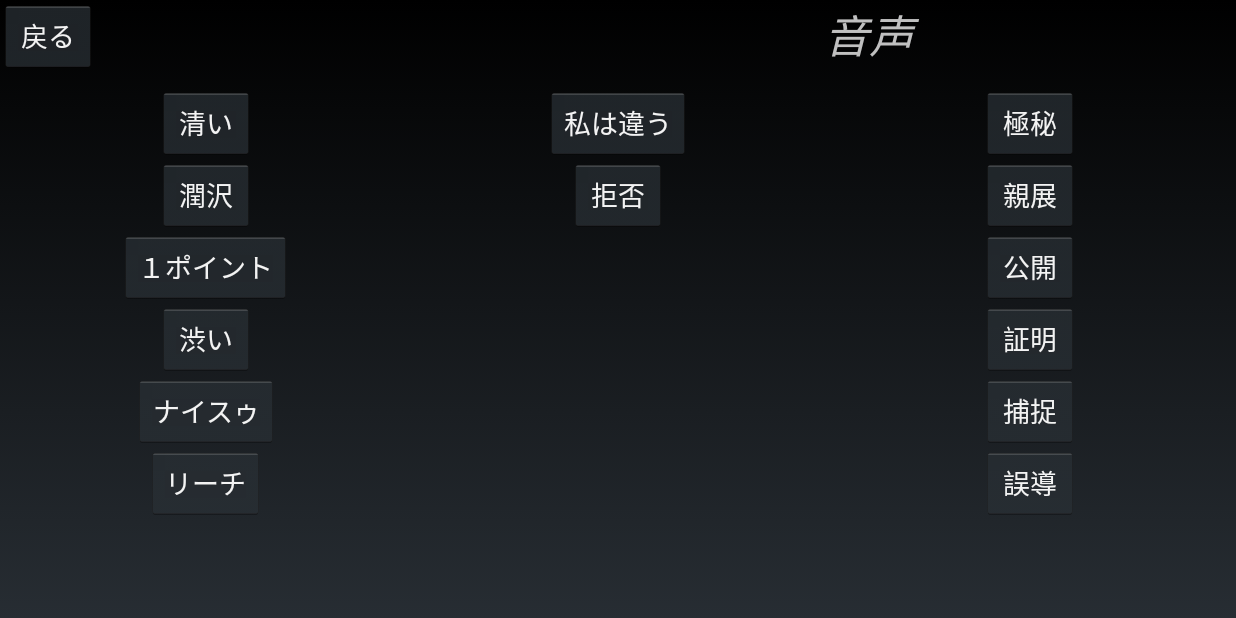
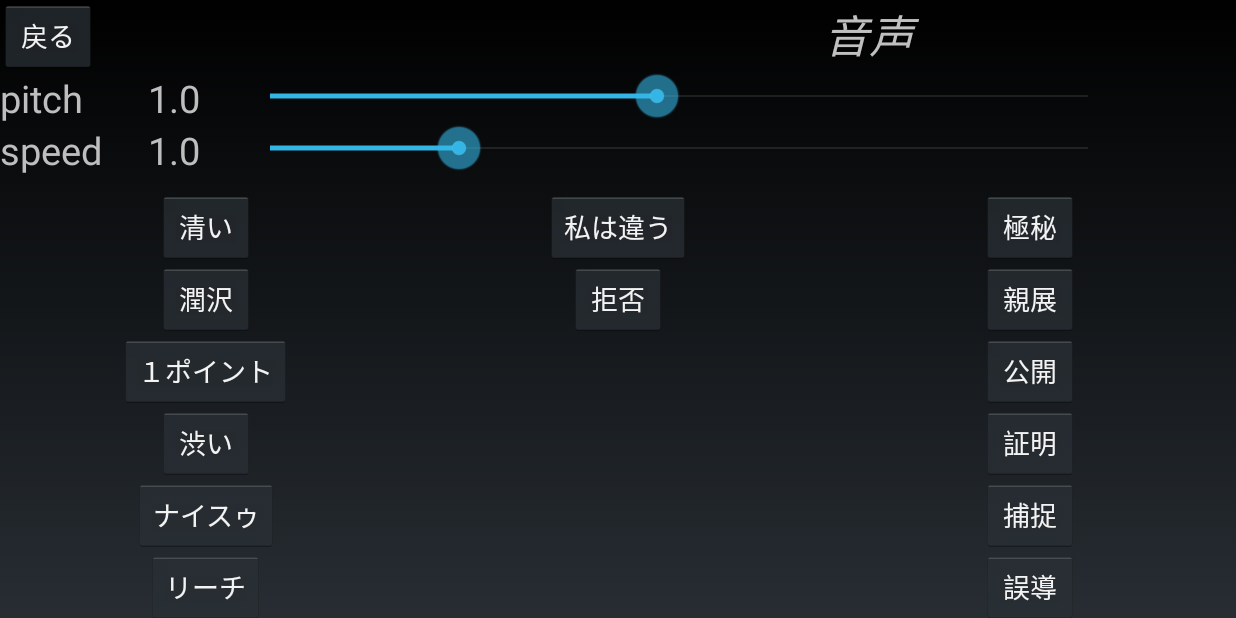
Before and after one commit to ASemi/Agent_Support, an Android app: the VoiceActivity screen opened directly, with no data from a screen before it, on a phone screen of 824 x 412 dp (held sideways). Run offline under Robolectric (Android 15) with nearby library versions, the phone set to English and light mode, and no system bars; pictures from the network do not load.

```diff
--- a/app/src/main/java/com/example/shioya/agent_support/Agent9Activity.java
+++ b/app/src/main/java/com/example/shioya/agent_support/Agent9Activity.java
@@ -74,8 +74,8 @@ public class Agent9Activity extends Activity implements View.OnClickListener, Se
     @Override
     public void onResume() {
         super.onResume();
-        sensorManager.registerListener(this, sensorManager.getDefaultSensor(Sensor.TYPE_MAGNETIC_FIELD), sensorManager.SENSOR_DELAY_UI);
-        sensorManager.registerListener(this, sensorManager.getDefaultSensor(Sensor.TYPE_ACCELEROMETER), sensorManager.SENSOR_DELAY_UI);
+        sensorManager.registerListener(this, sensorManager.getDefaultSensor(Sensor.TYPE_MAGNETIC_FIELD), sensorManager.SENSOR_DELAY_NORMAL);
+        sensorManager.registerListener(this, sensorManager.getDefaultSensor(Sensor.TYPE_ACCELEROMETER), sensorManager.SENSOR_DELAY_NORMAL);
     }
 
     @Override
--- a/app/src/main/java/com/example/shioya/agent_support/AgentSelectActivity.java
+++ b/app/src/main/java/com/example/shioya/agent_support/AgentSelectActivity.java
@@ -21,7 +21,9 @@ public class AgentSelectActivity extends Activity implements View.OnClickListene
     private RecyclerView.Adapter adapter;
     private RecyclerView.LayoutManager layoutManager;
     BitmapFactory.Options opt = new BitmapFactory.Options();
-    Agents agents = new Agents();
+
+    Agents agents;
+    private ArrayList<String> agentlist = agents.CreateFirst();
 
     @Override
     protected void onCreate(Bundle savedInstanceState) {
@@ -52,7 +54,7 @@ public class AgentSelectActivity extends Activity implements View.OnClickListene
         mRecyclerView.setHasFixedSize(true);
         layoutManager = new LinearLayoutManager(this, LinearLayoutManager.HORIZONTAL, false);
         mRecyclerView.setLayoutManager(layoutManager);
-        adapter = new AgentSelectActivity.MyAdapter(agents.name);
+        adapter = new AgentSelectActivity.MyAdapter(agentlist);
         mRecyclerView.setAdapter(adapter);
     }
 
--- a/app/src/main/java/com/example/shioya/agent_support/VoiceActivity.java
+++ b/app/src/main/java/com/example/shioya/agent_support/VoiceActivity.java
@@ -18,6 +18,10 @@ import android.text.style.StyleSpan;
 import android.util.Log;
 import android.view.View;
 import android.widget.Button;
+import android.widget.SeekBar;
+import android.widget.TextView;
+
+import org.w3c.dom.Text;
 
 import java.util.HashMap;
 
@@ -31,6 +35,12 @@ public class VoiceActivity extends Activity implements View.OnClickListener, Tex
     int soundOne;
     String defaultString="1ポイント";
     SpannableString spanString;
+    private SeekBar pitchseekBar;
+    private SeekBar speedseekBar;
+    private TextView pitchtext;
+    private TextView speedtext;
+    private float pitchnum = 1.0f;
+    private float speednum = 1.0f;
 
     @Override
     protected void onCreate(Bundle savedInstanceState) {
@@ -53,6 +63,48 @@ public class VoiceActivity extends Activity implements View.OnClickListener, Tex
         findViewById(R.id.buttonHosoku).setOnClickListener(this);
         findViewById(R.id.buttonSyomei).setOnClickListener(this);
         findViewById(R.id.buttonGodou).setOnClickListener(this);
+
+        // シークバー周りの設定
+        pitchseekBar = (SeekBar)findViewById(R.id.pitchSeekBar);
+        speedseekBar = (SeekBar)findViewById(R.id.speedSeekBar);
+        pitchtext = (TextView)findViewById(R.id.pitchText);
+        speedtext = (TextView)findViewById(R.id.speedText);
+
+        pitchtext.setText(String.format("%.1f", getConvertedValue(pitchseekBar.getProgress())));
+        speedtext.setText(String.format("%.1f", getConvertedValue(speedseekBar.getProgress())));
+
+        pitchseekBar.setOnSeekBarChangeListener(new SeekBar.OnSeekBarChangeListener() {
+            @Override
+            public void onProgressChanged(SeekBar seekBar, int progress, boolean fromUser) {
+                // ツマミをドラッグしたときによばれる
+                pitchtext.setText(String.format("%.1f", getConvertedValue(pitchseekBar.getProgress())));
+            }
+
+            @Override
+            public void onStartTrackingTouch(SeekBar seekBar) {}
+
+            @Override
+            public void onStopTrackingTouch(SeekBar seekBar) {
+                // ツマミを離したときに呼ばれる
+                pitchnum = getConvertedValue(pitchseekBar.getProgress());
+            }
+        });
+
+        speedseekBar.setOnSeekBarChangeListener(new SeekBar.OnSeekBarChangeListener() {
+            @Override
+            public void onProgressChanged(SeekBar seekBar, int progress, boolean fromUser) {
+                speedtext.setText(String.format("%.1f", getConvertedValue(speedseekBar.getProgress())));
+            }
+
+            @Override
+            public void onStartTrackingTouch(SeekBar seekBar) {}
+
+            @Override
+            public void onStopTrackingTouch(SeekBar seekBar) {
+                speednum = getConvertedValue(speedseekBar.getProgress());
+            }
+        });
+
 
         // TTSインスタンスの生成
         tts = new TextToSpeech(this, this);
@@ -162,8 +214,8 @@ public class VoiceActivity extends Activity implements View.OnClickListener, Tex
             }
 
             if (null != tts) {
-                tts.setSpeechRate(1.0f);
-                tts.setPitch(1.0f);
+                tts.setSpeechRate(speednum);
+                tts.setPitch(pitchnum);
             }
 
             // Androidバージョンによって記法を若干かえる
@@ -197,5 +249,13 @@ public class VoiceActivity extends Activity implements View.OnClickListener, Tex
         }
     }
 
+    // SeekBarの値をpitch, speec用のfloat値に変換
+    public float getConvertedValue(int intVal) {
+        int tmp = intVal + 1;    // 1<= tmp <= 20
+        float floatVal = 0.1f * tmp;
+
+        return floatVal;
+    }
+
 
 }
--- a/app/src/main/res/layout/samplevoice.xml
+++ b/app/src/main/res/layout/samplevoice.xml
@@ -38,6 +38,82 @@
             android:fontFamily="serif"
             android:id="@+id/MenuText"/>
     </LinearLayout>
+
+    <LinearLayout
+        android:layout_width="match_parent"
+        android:layout_height="wrap_content"
+        android:orientation="horizontal">
+
+        <TextView
+            android:layout_width="0dp"
+            android:layout_height="wrap_content"
+            android:layout_weight="12"
+            android:text="pitch"
+            android:textSize="25sp"/>
+
+        <TextView
+            android:layout_width="0dp"
+            android:layout_height="wrap_content"
+            android:layout_weight="8"
+            android:textSize="25sp"
+            android:id="@+id/pitchText"/>
+
+        <SeekBar
+            android:layout_width="0dp"
+            android:layout_height="wrap_content"
+            android:layout_weight="70"
+            android:max="19"
+            android:progress="9"
+            android:id="@+id/pitchSeekBar"/>
+
+        <LinearLayout
+            android:layout_width="0dp"
+            android:layout_height="match_parent"
+            android:layout_weight="10">
+
+        </LinearLayout>
+
+    </LinearLayout>
+
+    <LinearLayout
+        android:layout_width="match_parent"
+        android:layout_height="wrap_content"
+        android:orientation="horizontal">
+
+        <TextView
+            android:layout_width="0dp"
+            android:layout_height="wrap_content"
+            android:layout_weight="12"
+            android:text="speed"
+            android:textSize="25sp"/>
+
+        <TextView
+            android:layout_width="0dp"
+            android:layout_height="wrap_content"
+            android:layout_weight="8"
+            android:textSize="25sp"
+            android:id="@+id/speedText"/>
+
+        <SeekBar
+            android:layout_width="0dp"
+            android:layout_height="wrap_content"
+            android:layout_weight="70"
+            android:max="39"
+            android:progress="9"
+            android:id="@+id/speedSeekBar"/>
+
+        <LinearLayout
+            android:layout_width="0dp"
+            android:layout_height="match_parent"
+            android:layout_weight="10">
+
+        </LinearLayout>
+
+    </LinearLayout>
+
+    <ScrollView
+        android:layout_width="match_parent"
+        android:layout_height="match_parent">
 
         <LinearLayout
             android:layout_width="match_parent"
@@ -167,4 +243,6 @@
 
         </LinearLayout>
 
+    </ScrollView>
+
 </LinearLayout>
--- a/app/src/main/res/values/strings.xml
+++ b/app/src/main/res/values/strings.xml
@@ -1,5 +1,5 @@
 <resources>
-    <string name="app_name">Agent_Support</string>
+    <string name="app_name">エーサポ</string>
     <string name="press_start">PRESS START</string>
     <string name="menu">メニュー</string>
     <string name="card_list">カード一覧</string>
@@ -9,6 +9,7 @@
     <string name="pop_select">選択</string>
     <string name="pop_detail">詳細</string>
     <string name="pop_cancel">キャンセル</string>
+    <string name="search">絞り込み</string>
     <string name="pepper_iden">ペッパー識別</string>
     <string name="iden_success">識別成功</string>
     <string name="minus1">１体減らす</string>
```
Also changed, not shown: app/src/main/java/com/example/shioya/agent_support/Agents.java (+39 -0 lines), app/src/main/java/com/example/shioya/agent_support/CardInformation.java (added, +106 -0 lines), app/src/main/res/layout/agent_select.xml (+14 -0 lines). Lines whose indentation alone changed are shown as unchanged.
